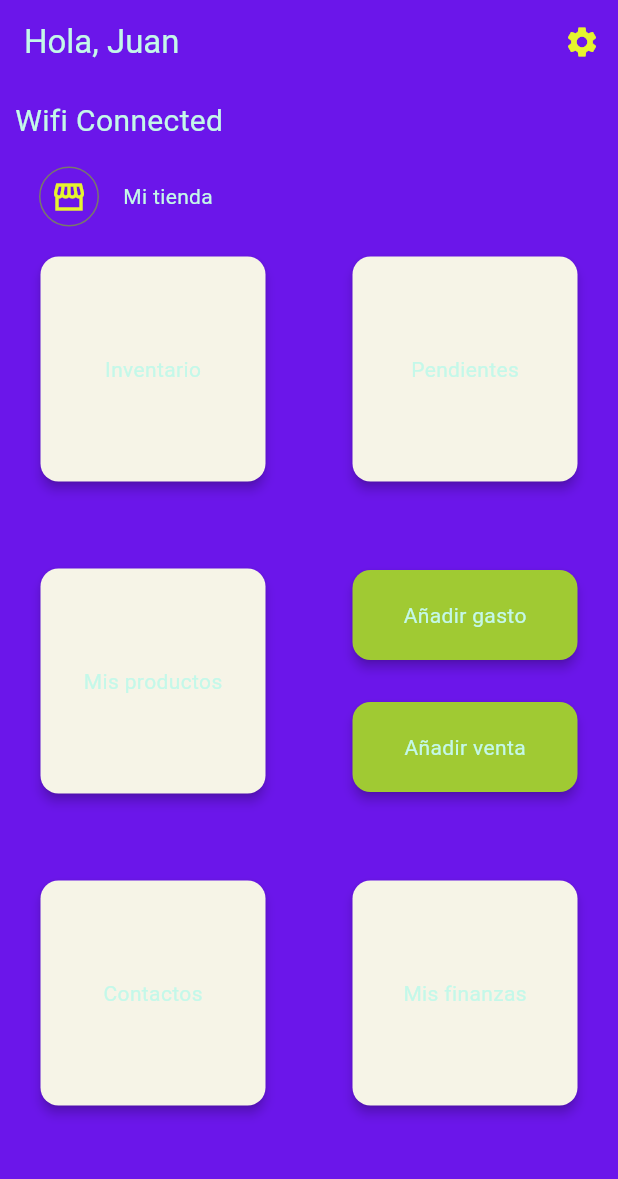
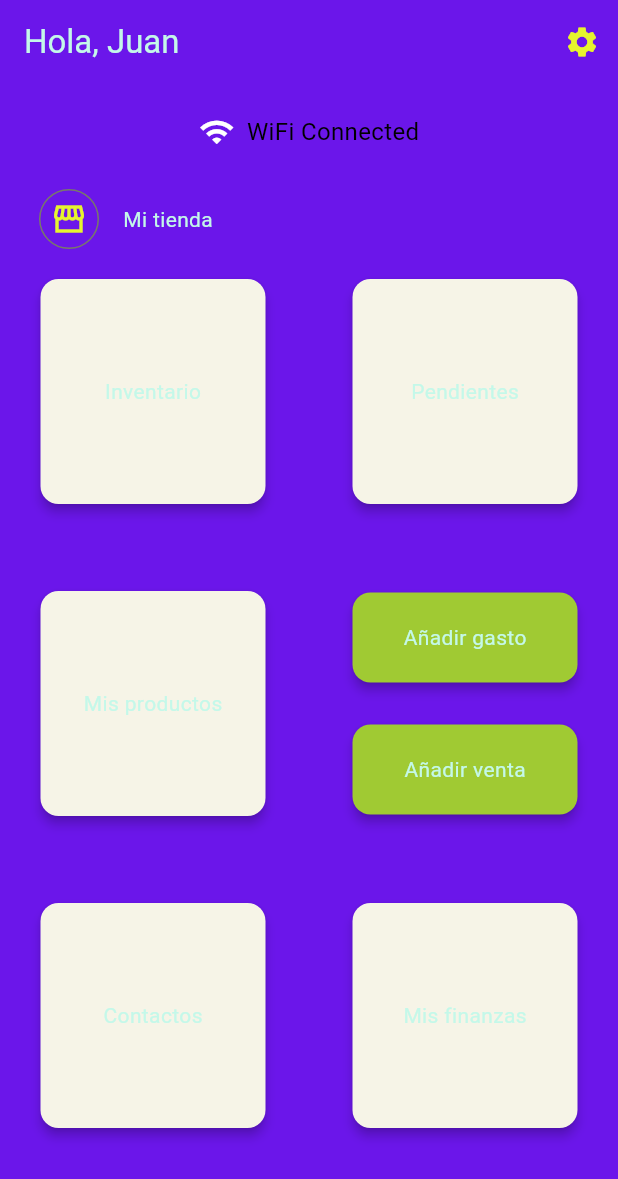
Before and after one commit to navirobayo/mi_terra_app, a Flutter app: the screen it shows once a user with an empty profile is signed in, on a phone screen of 412 x 824 dp. Shown: the top 1179 px of the screen. Run offline on Flutter 3.47's test engine with Material 2 defaults, Android fonts, the phone set to English and light mode, and no system bars; our stand-ins replace cloud_firestore, connectivity_plus, firebase_auth, firebase_core, get; accounts and stored records are empty; generated files the repository leaves out were written again.

Commit message:
Custom AI Widget

```diff
--- /dev/null
+++ b/mi_terra_app/lib/src/back_end/components/custom_connectivity_widget.dart
@@ -0,0 +1,48 @@
+import 'package:flutter/material.dart';
+import 'package:get/get.dart';
+import 'package:mi_terra_app/src/back_end/controllers/getx_network_controller.dart';
+
+class ConnectivityWidget extends StatelessWidget {
+  @override
+  Widget build(BuildContext context) {
+    final ConnectionManagerController _controller =
+        Get.find<ConnectionManagerController>();
+
+    return Obx(
+      () => Container(
+        padding: const EdgeInsets.all(10),
+        decoration: BoxDecoration(
+          color: _controller.connectionType.value == 0
+              ? Colors.redAccent
+              : Colors.transparent,
+          borderRadius: BorderRadius.circular(8),
+        ),
+        child: Row(
+          mainAxisAlignment: MainAxisAlignment.center,
+          children: [
+            Icon(
+              Icons.wifi,
+              color: _controller.connectionType.value == 1
+                  ? Colors.white
+                  : Colors.black,
+            ),
+            SizedBox(width: 8),
+            Text(
+              _controller.connectionType.value == 1
+                  ? "WiFi Connected"
+                  : _controller.connectionType.value == 2
+                      ? 'Mobile Data Connected'
+                      : 'No Internet',
+              style: TextStyle(
+                fontSize: 16,
+                color: _controller.connectionType.value == 0
+                    ? Colors.white
+                    : Colors.black,
+              ),
+            ),
+          ],
+        ),
+      ),
+    );
+  }
+}
--- a/mi_terra_app/lib/src/front_end/home_screen/home_screen.dart
+++ b/mi_terra_app/lib/src/front_end/home_screen/home_screen.dart
@@ -1,5 +1,6 @@
 import 'package:flutter/material.dart';
 import 'package:get/get.dart';
+import 'package:mi_terra_app/src/back_end/components/custom_connectivity_widget.dart';
 import 'package:mi_terra_app/src/back_end/components/global_strings.dart';
 import 'package:mi_terra_app/src/back_end/controllers/getx_network_controller.dart';
 import 'package:mi_terra_app/src/back_end/controllers/radio_button_controller.dart';
@@ -85,14 +86,7 @@ class HomeScreen extends StatelessWidget {
         child: Center(
           child: ListView(
             children: [
-              Obx(() => Text(
-                    _controller.connectionType.value == 1
-                        ? "Wifi Connected"
-                        : _controller.connectionType.value == 2
-                            ? 'Mobile Data Connected'
-                            : 'No Internet',
-                    style: const TextStyle(fontSize: 20),
-                  )),
+              ConnectivityWidget(),
               Row(
                 children: [
                   Padding(
```
